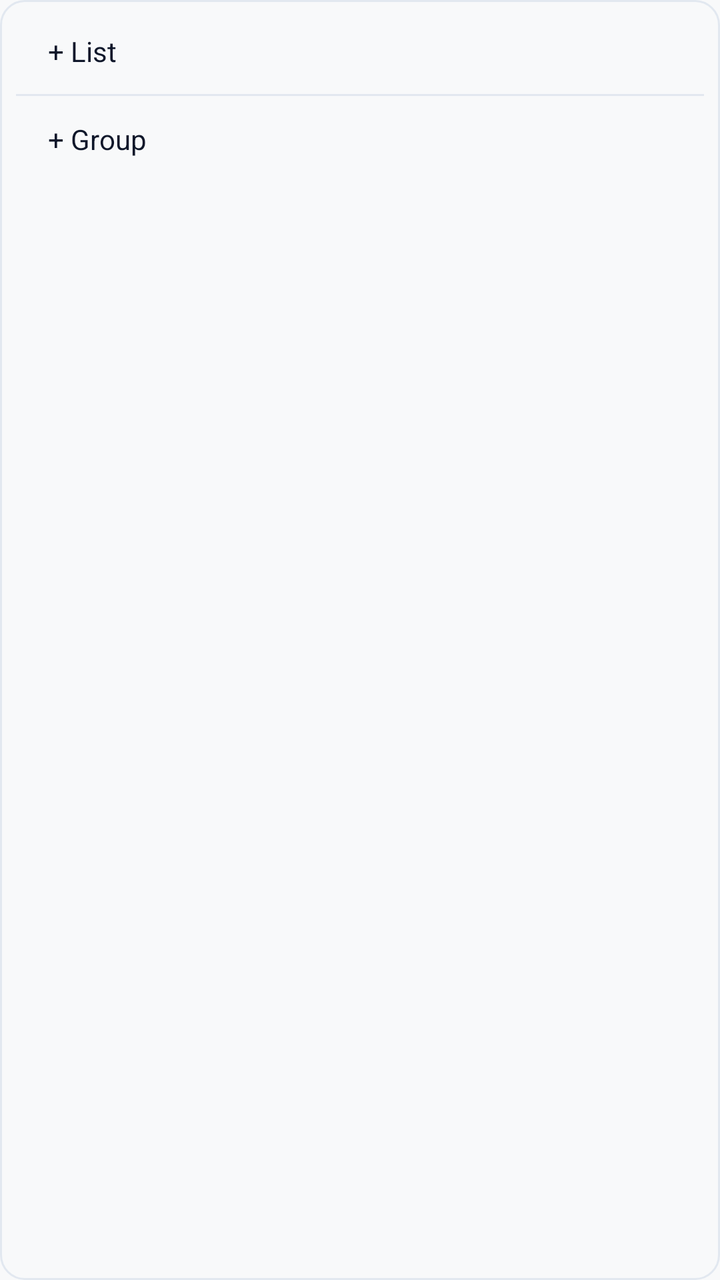
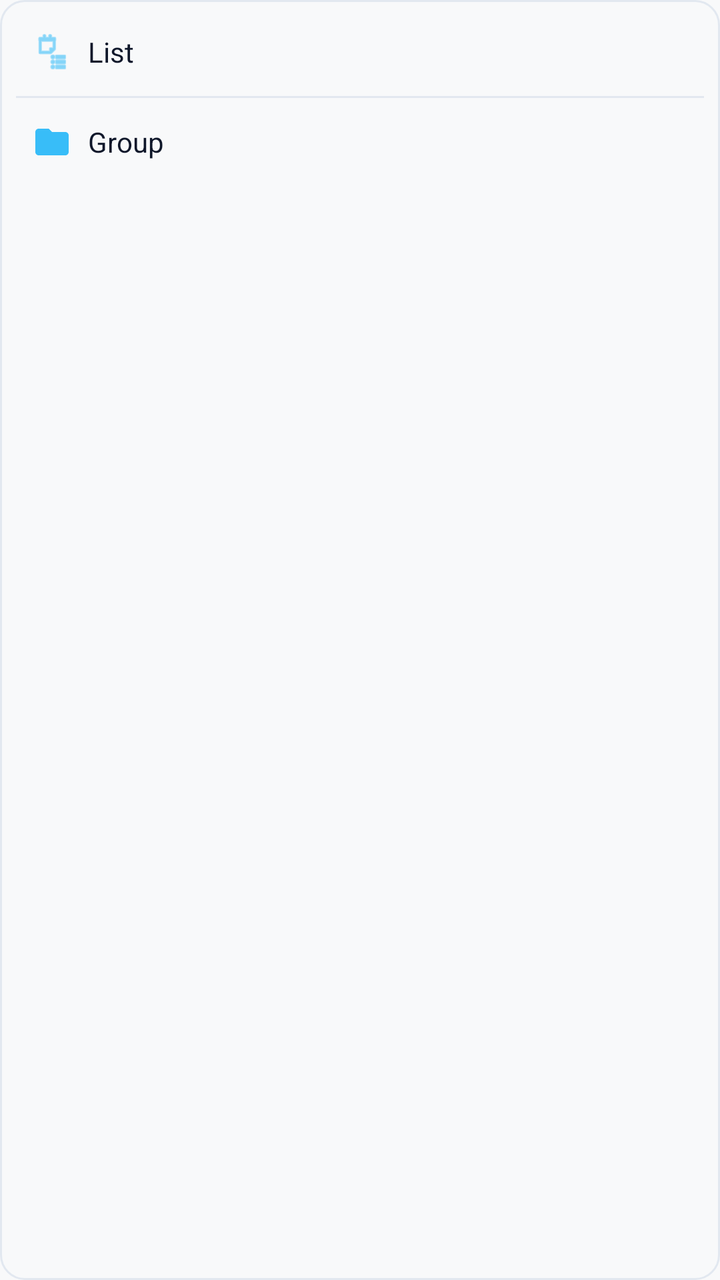

Before-and-after screenshots of an Android layout around one commit, followed by the original layout XML and the change that was made.
<!-- AndroidManifest.xml: application theme Theme.NoteCalc.Blue -->
<!-- res/layout/layout_create_menu.xml -->
<?xml version="1.0" encoding="utf-8"?>
<LinearLayout xmlns:android="http://schemas.android.com/apk/res/android"
    android:layout_width="wrap_content"
    android:layout_height="wrap_content"
    android:orientation="vertical"
    android:background="@drawable/bg_popup_menu"
    android:padding="8dp">

    <LinearLayout
        android:id="@+id/btn_popup_create_list"
        android:layout_width="match_parent"
        android:layout_height="wrap_content"
        android:orientation="horizontal"
        android:gravity="center_vertical"
        android:padding="8dp"
        android:clickable="true"
        android:focusable="true">
        <TextView
            android:layout_width="wrap_content"
            android:layout_height="wrap_content"
            android:text="@string/dashboard_btn_list"
            android:textSize="14sp"
            android:textColor="@color/text_primary"
            android:layout_marginStart="8dp" />
    </LinearLayout>

    <View
        android:layout_width="match_parent"
        android:layout_height="1dp"
        android:background="?attr/colorBorder"
        android:layout_marginTop="4dp"
        android:layout_marginBottom="4dp"/>

    <LinearLayout
        android:id="@+id/btn_popup_create_group"
        android:layout_width="match_parent"
        android:layout_height="wrap_content"
        android:orientation="horizontal"
        android:gravity="center_vertical"
        android:padding="8dp"
        android:clickable="true"
        android:focusable="true">
        <TextView
            android:layout_width="wrap_content"
            android:layout_height="wrap_content"
            android:text="@string/dashboard_btn_group"
            android:textSize="14sp"
            android:textColor="@color/text_primary"
            android:layout_marginStart="8dp" />
    </LinearLayout>
</LinearLayout>
<!-- resources referenced by this layout -->
<resources>
  <color name="text_primary">#FF0F172A</color>
  <!-- drawable bg_popup_menu (drawable) -->
  <?xml version="1.0" encoding="utf-8"?>
  <shape xmlns:android="http://schemas.android.com/apk/res/android">
      <solid android:color="@color/bg_primary" />
      <corners android:radius="12dp" />
      <stroke android:width="1dp" android:color="@color/border_color" />
  </shape>
  <string name="dashboard_btn_group">+ Group</string>
  <string name="dashboard_btn_list">+ List</string>
  <style name="Theme.NoteCalc.Blue" parent="Base.Theme.NoteCalc">
          <item name="colorAccentPrimary">@color/accent_blue_primary</item>
          <item name="colorAccentSecondary">@color/accent_blue_secondary</item>
          <item name="colorBgPrimary">@color/bg_primary_blue</item>
          <item name="colorBgSecondary">@color/bg_secondary_blue</item>
          <item name="colorBgTertiary">@color/bg_tertiary_blue</item>
          <item name="colorBorder">@color/border_blue</item>
          <item name="colorRipple">@color/ripple_blue</item>
      </style>
  <color name="bg_primary">#FFF8F9FA</color>
  <color name="border_color">#FFE2E8F0</color>
  <style name="Base.Theme.NoteCalc" parent="Theme.Material3.DayNight.NoActionBar">
          <item name="android:windowBackground">?attr/colorBgPrimary</item>
          <item name="android:textColorPrimary">@color/text_primary</item>
      </style>
  <color name="accent_blue_primary">#FF0284C7</color>
  <color name="accent_blue_secondary">#FF38BDF8</color>
  <color name="bg_primary_blue">#FFF8F9FA</color>
  <color name="bg_secondary_blue">#FFFFFFFF</color>
  <color name="bg_tertiary_blue">#FFF1F5F9</color>
  <color name="border_blue">#FFE2E8F0</color>
  <color name="ripple_blue">#FFE2E8F0</color>
</resources>

<!-- the commit's change to res/layout/layout_create_menu.xml (unified diff, before → after) -->
@@ -1,5 +1,6 @@
 <?xml version="1.0" encoding="utf-8"?>
 <LinearLayout xmlns:android="http://schemas.android.com/apk/res/android"
+    xmlns:app="http://schemas.android.com/apk/res-auto"
     android:layout_width="wrap_content"
     android:layout_height="wrap_content"
     android:orientation="vertical"
@@ -14,7 +15,14 @@
         android:gravity="center_vertical"
         android:padding="8dp"
         android:clickable="true"
-        android:focusable="true">
+        android:focusable="true"
+        android:background="?attr/selectableItemBackground">
+        <ImageView
+            android:layout_width="20dp"
+            android:layout_height="20dp"
+            android:src="@android:drawable/ic_menu_agenda"
+            app:tint="?attr/colorAccentSecondary"
+            android:contentDescription="@string/dashboard_btn_list" />
         <TextView
             android:layout_width="wrap_content"
             android:layout_height="wrap_content"
@@ -39,7 +47,14 @@
         android:gravity="center_vertical"
         android:padding="8dp"
         android:clickable="true"
-        android:focusable="true">
+        android:focusable="true"
+        android:background="?attr/selectableItemBackground">
+        <ImageView
+            android:layout_width="20dp"
+            android:layout_height="20dp"
+            android:src="@drawable/ic_folder"
+            app:tint="?attr/colorAccentSecondary"
+            android:contentDescription="@string/dashboard_btn_group" />
         <TextView
             android:layout_width="wrap_content"
             android:layout_height="wrap_content"
<!-- resource entries referenced after the edit -->
@@ -8,8 +8,18 @@
       <corners android:radius="12dp" />
       <stroke android:width="1dp" android:color="@color/border_color" />
   </shape>
-  <string name="dashboard_btn_group">+ Group</string>
-  <string name="dashboard_btn_list">+ List</string>
+  <!-- drawable ic_folder (drawable) -->
+  <vector xmlns:android="http://schemas.android.com/apk/res/android"
+      android:width="24dp"
+      android:height="24dp"
+      android:viewportWidth="24"
+      android:viewportHeight="24">
+    <path
+        android:fillColor="#FF000000"
+        android:pathData="M10,4H4c-1.1,0 -1.99,0.9 -1.99,2L2,18c0,1.1 0.9,2 2,2h16c1.1,0 2,-0.9 2,-2V8c0,-1.1 -0.9,-2 -2,-2h-8l-2,-2z"/>
+  </vector>
+  <string name="dashboard_btn_group">Group</string>
+  <string name="dashboard_btn_list">List</string>
   <style name="Theme.NoteCalc.Blue" parent="Base.Theme.NoteCalc">
           <item name="colorAccentPrimary">@color/accent_blue_primary</item>
           <item name="colorAccentSecondary">@color/accent_blue_secondary</item>
